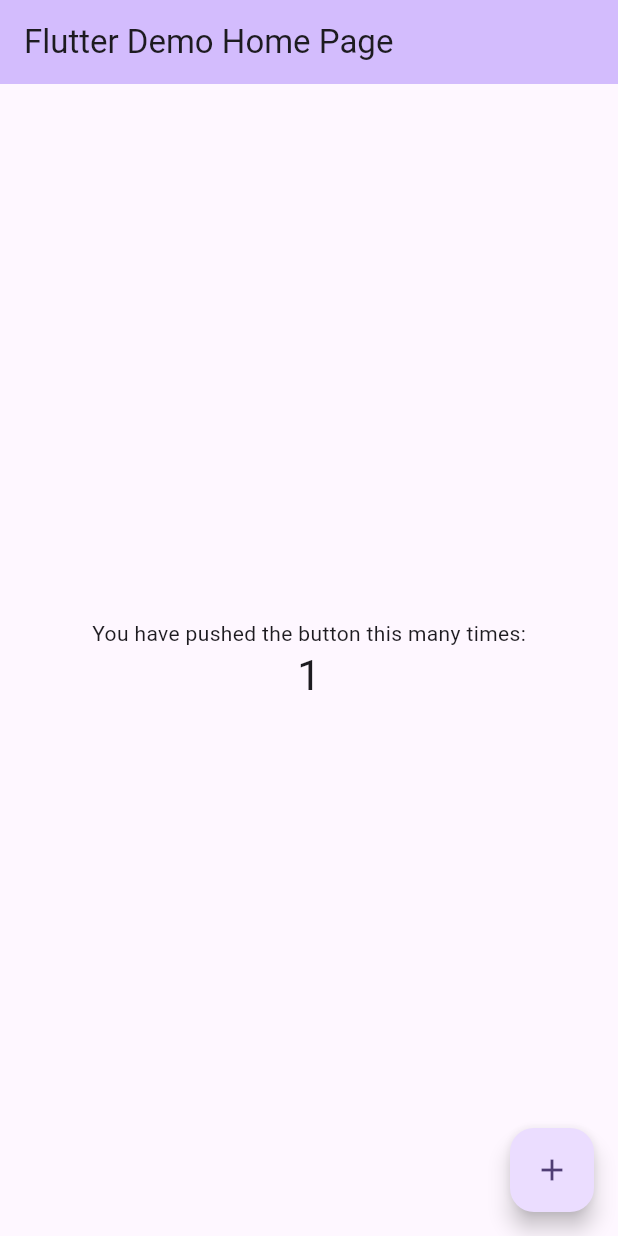
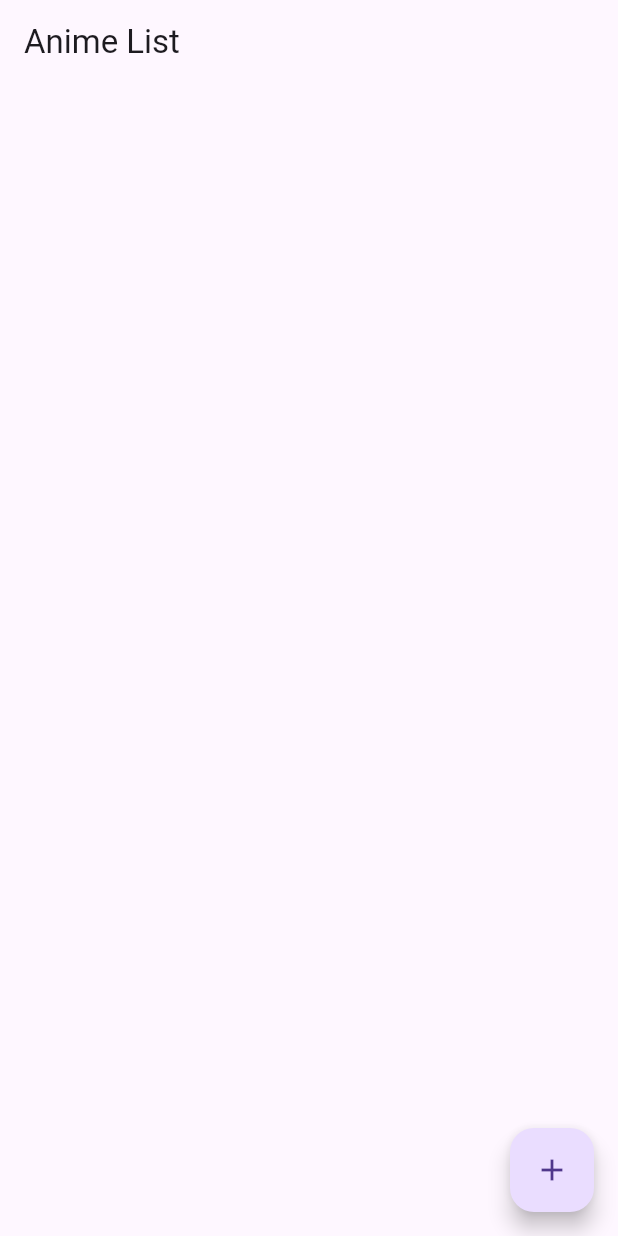
Before and after one commit to TaishiHamasaki/Flutter-study, a Flutter app: the screen it shows after launch, after a tap on the "add" icon, on a phone screen of 412 x 824 dp. Run offline on Flutter 3.47's test engine with Material 3 defaults, Android fonts, the phone set to English and light mode, and no system bars.

Commit message:
create screen

```diff
--- a/lib/main.dart
+++ b/lib/main.dart
@@ -1,125 +1,57 @@
 import 'package:flutter/material.dart';
+import 'package:provider/provider.dart';
+import 'package:anime_list_app/providers/anime_provider.dart';
 
 void main() {
-  runApp(const MyApp());
+  runApp(
+    ChangeNotifierProvider(
+      create: (context) => AnimeProvider(),
+      child: MyApp(),
+    ),
+  );
 }
 
 class MyApp extends StatelessWidget {
-  const MyApp({super.key});
+  const MyApp({Key? key}) : super(key: key);
 
-  // This widget is the root of your application.
   @override
   Widget build(BuildContext context) {
     return MaterialApp(
-      title: 'Flutter Demo',
-      theme: ThemeData(
-        // This is the theme of your application.
-        //
-        // TRY THIS: Try running your application with "flutter run". You'll see
-        // the application has a purple toolbar. Then, without quitting the app,
-        // try changing the seedColor in the colorScheme below to Colors.green
-        // and then invoke "hot reload" (save your changes or press the "hot
-        // reload" button in a Flutter-supported IDE, or press "r" if you used
-        // the command line to start the app).
-        //
-        // Notice that the counter didn't reset back to zero; the application
-        // state is not lost during the reload. To reset the state, use hot
-        // restart instead.
-        //
-        // This works for code too, not just values: Most code changes can be
-        // tested with just a hot reload.
-        colorScheme: ColorScheme.fromSeed(seedColor: Colors.deepPurple),
-        useMaterial3: true,
-      ),
-      home: const MyHomePage(title: 'Flutter Demo Home Page'),
+      title: 'Anime List',
+      home: AnimeListScreen(),
     );
   }
 }
 
-class MyHomePage extends StatefulWidget {
-  const MyHomePage({super.key, required this.title});
-
-  // This widget is the home page of your application. It is stateful, meaning
-  // that it has a State object (defined below) that contains fields that affect
-  // how it looks.
-
-  // This class is the configuration for the state. It holds the values (in this
-  // case the title) provided by the parent (in this case the App widget) and
-  // used by the build method of the State. Fields in a Widget subclass are
-  // always marked "final".
-
-  final String title;
-
-  @override
-  State<MyHomePage> createState() => _MyHomePageState();
-}
-
-class _MyHomePageState extends State<MyHomePage> {
-  int _counter = 0;
-
-  void _incrementCounter() {
-    setState(() {
-      // This call to setState tells the Flutter framework that something has
-      // changed in this State, which causes it to rerun the build method below
-      // so that the display can reflect the updated values. If we changed
-      // _counter without calling setState(), then the build method would not be
-      // called again, and so nothing would appear to happen.
-      _counter++;
-    });
-  }
-
+class AnimeListScreen extends StatelessWidget {
   @override
   Widget build(BuildContext context) {
-    // This method is rerun every time setState is called, for instance as done
-    // by the _incrementCounter method above.
-    //
-    // The Flutter framework has been optimized to make rerunning build methods
-    // fast, so that you can just rebuild anything that needs updating rather
-    // than having to individually change instances of widgets.
+    final animeProvider = Provider.of<AnimeProvider>(context);
+
     return Scaffold(
-      appBar: AppBar(
-        // TRY THIS: Try changing the color here to a specific color (to
-        // Colors.amber, perhaps?) and trigger a hot reload to see the AppBar
-        // change color while the other colors stay the same.
-        backgroundColor: Theme.of(context).colorScheme.inversePrimary,
-        // Here we take the value from the MyHomePage object that was created by
-        // the App.build method, and use it to set our appbar title.
-        title: Text(widget.title),
-      ),
-      body: Center(
-        // Center is a layout widget. It takes a single child and positions it
-        // in the middle of the parent.
-        child: Column(
-          // Column is also a layout widget. It takes a list of children and
-          // arranges them vertically. By default, it sizes itself to fit its
-          // children horizontally, and tries to be as tall as its parent.
-          //
-          // Column has various properties to control how it sizes itself and
-          // how it positions its children. Here we use mainAxisAlignment to
-          // center the children vertically; the main axis here is the vertical
-          // axis because Columns are vertical (the cross axis would be
-          // horizontal).
-          //
-          // TRY THIS: Invoke "debug painting" (choose the "Toggle Debug Paint"
-          // action in the IDE, or press "p" in the console), to see the
-          // wireframe for each widget.
-          mainAxisAlignment: MainAxisAlignment.center,
-          children: <Widget>[
-            const Text(
-              'You have pushed the button this many times:',
+      appBar: AppBar(title: Text('Anime List')),
+      body: ListView.builder(
+        itemCount: animeProvider.animeList.length,
+        itemBuilder: (context, index) {
+          final anime = animeProvider.animeList[index];
+          return ListTile(
+            title: Text(anime.title),
+            subtitle: Text('${anime.genre} - Rating: ${anime.rating}'),
+            trailing: IconButton(
+              icon: Icon(Icons.delete),
+              onPressed: () {
+                animeProvider.removeAnime(index);
+              },
             ),
-            Text(
-              '$_counter',
-              style: Theme.of(context).textTheme.headlineMedium,
-            ),
-          ],
-        ),
+          );
+        },
       ),
       floatingActionButton: FloatingActionButton(
-        onPressed: _incrementCounter,
-        tooltip: 'Increment',
-        child: const Icon(Icons.add),
-      ), // This trailing comma makes auto-formatting nicer for build methods.
+        onPressed: () {
+          // アニメ追加画面への遷移を実装
+        },
+        child: Icon(Icons.add),
+      ),
     );
   }
 }
--- /dev/null
+++ b/lib/models/anime.dart
@@ -0,0 +1,14 @@
+class Anime {
+  final String title;
+  final String genre;
+  final double rating;
+  final String description;
+
+  Anime(
+      {
+        required this.title,
+        required this.genre,
+        required this.rating,
+        required this.description
+      });
+}
--- /dev/null
+++ b/lib/providers/anime_provider.dart
@@ -0,0 +1,18 @@
+import 'package:flutter/material.dart';
+import 'package:anime_list_app/models/anime.dart';
+
+class AnimeProvider with ChangeNotifier {
+  List<Anime> _animeList = [];
+
+  List<Anime> get animeList => _animeList;
+
+  void addAnime(Anime anime, String description) {
+    _animeList.add(anime);
+    notifyListeners();
+  }
+
+  void removeAnime(int index) {
+    _animeList.removeAt(index);
+    notifyListeners();
+  }
+}
--- /dev/null
+++ b/lib/screens/anime_list_screen.dart
@@ -0,0 +1,32 @@
+import 'package:flutter/material.dart';
+import 'package:provider/provider.dart';
+import '../providers/anime_provider.dart';
+import 'add_anime_screen.dart';
+import '../widgets/anime_title.dart';
+
+class AnimeListScreen extends StatelessWidget {
+  @override
+  Widget build(BuildContext context) {
+    final animeProvider = Provider.of<AnimeProvider>(context);
+
+    return Scaffold(
+      appBar: AppBar(title: Text('Anime List')),
+      body: ListView.builder(
+        itemCount: animeProvider.animeList.length,
+        itemBuilder: (context, index) {
+          final anime = animeProvider.animeList[index];
+          return AnimeTile(anime: anime, index: index);
+        },
+      ),
+      floatingActionButton: FloatingActionButton(
+        onPressed: () {
+          Navigator.push(
+            context,
+            MaterialPageRoute(builder: (context) => AddAnimeScreen()),
+          );
+        },
+        child: Icon(Icons.add),
+      ),
+    );
+  }
+}
--- /dev/null
+++ b/lib/widgets/anime_title.dart
@@ -0,0 +1,23 @@
+import 'package:flutter/material.dart';
+import '../models/anime.dart';
+
+class AnimeTile extends StatelessWidget {
+  final Anime anime;
+  final int index;
+
+  AnimeTile({required this.anime, required this.index});
+
+  @override
+  Widget build(BuildContext context) {
+    return ListTile(
+      title: Text(anime.title),
+      subtitle: Text(anime.description),
+      trailing: IconButton(
+        icon: Icon(Icons.delete),
+        onPressed: () {
+          // 削除ボタンの処理をここに追加
+        },
+      ),
+    );
+  }
+}
--- a/pubspec.yaml
+++ b/pubspec.yaml
@@ -30,6 +30,7 @@ environment:
 dependencies:
   flutter:
     sdk: flutter
+  provider: ^6.0.0
 
 
   # The following adds the Cupertino Icons font to your application.
```
Also changed, not shown: lib/screens/add_anime_screen.dart (added, +63 -0 lines), pubspec.lock.
